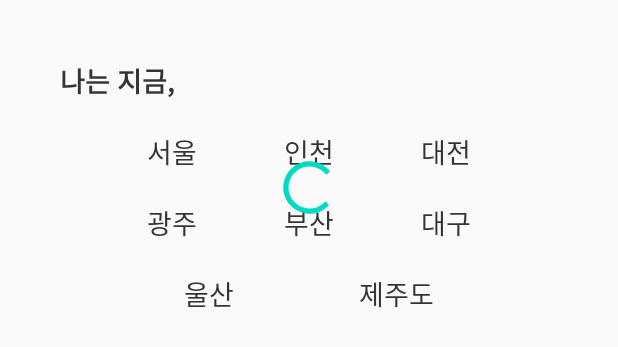
After one commit to lku0716/HappyHobby, an Android app: the layout dialog_cities.xml on its own in the app's theme, with its tools: preview values and no code run, on a phone screen of 412 x 824 dp. The commit adds this screen. Shown: the top 347 px of the screen. Run offline under Robolectric (Android 15) with nearby library versions, the phone set to English and light mode, and no system bars.

Commit message:
Happy Hobby App

```diff
--- a/app/src/main/AndroidManifest.xml
+++ b/app/src/main/AndroidManifest.xml
@@ -1,6 +1,9 @@
 <?xml version="1.0" encoding="utf-8"?>
 <manifest xmlns:android="http://schemas.android.com/apk/res/android"
     package="com.sungkyul.happyhobby">
+
+    <uses-permission android:name="android.permission.INTERNET" />
+    <uses-permission android:name="android.permission.ACCESS_NETWORK_STATE" />
 
     <application
         android:allowBackup="true"
@@ -10,9 +13,8 @@
         android:supportsRtl="true"
         android:theme="@style/Theme.HappyHobby">
 
-        <activity android:name=".MainActivity">
+        <activity android:name=".MainActivity"></activity>
 
-        </activity>
 
         <activity android:name=".SplashActivity"
             android:exported="true">
--- /dev/null
+++ b/app/src/main/res/drawable/selector_write_text_view.xml
@@ -0,0 +1,10 @@
+<?xml version="1.0" encoding="utf-8"?>
+<selector
+    xmlns:android="http://schemas.android.com/apk/res/android">
+    <item
+        android:state_pressed="true"
+        android:color="@color/colorAccent" />
+    <item
+        android:state_pressed="false"
+        android:color="@color/colorPrimaryDark" />
+</selector>
--- /dev/null
+++ b/app/src/main/res/layout/dialog_cities.xml
@@ -0,0 +1,137 @@
+<?xml version="1.0" encoding="utf-8"?>
+<androidx.constraintlayout.widget.ConstraintLayout xmlns:android="http://schemas.android.com/apk/res/android"
+    xmlns:app="http://schemas.android.com/apk/res-auto"
+    xmlns:tools="http://schemas.android.com/tools"
+    android:layout_width="match_parent"
+    android:layout_height="wrap_content"
+    android:layout_margin="@dimen/spacing_500"
+    android:orientation="vertical"
+    android:padding="@dimen/spacing_500">
+
+    <TextView
+        android:id="@+id/descriptionTextView"
+        style="@style/Typography.400"
+        android:layout_width="wrap_content"
+        android:layout_height="wrap_content"
+        android:textColor="@color/colorPrimaryDark"
+        android:textStyle="bold"
+        app:layout_constraintStart_toStartOf="parent"
+        app:layout_constraintTop_toTopOf="parent"
+        tools:text="나는 지금," />
+
+    <TextView
+        android:id="@+id/seoulTextView"
+        style="@style/Typography.400"
+        android:layout_width="wrap_content"
+        android:layout_height="wrap_content"
+        android:layout_marginTop="@dimen/spacing_500"
+        android:text="@string/seoul"
+        android:textColor="@drawable/selector_write_text_view"
+        app:layout_constraintEnd_toStartOf="@+id/incheonTextView"
+        app:layout_constraintHorizontal_bias="0.5"
+        app:layout_constraintStart_toStartOf="parent"
+        app:layout_constraintTop_toBottomOf="@+id/descriptionTextView" />
+
+    <TextView
+        android:id="@+id/incheonTextView"
+        style="@style/Typography.400"
+        android:layout_width="wrap_content"
+        android:layout_height="wrap_content"
+        android:layout_marginTop="@dimen/spacing_500"
+        android:text="@string/incheon"
+        android:textColor="@drawable/selector_write_text_view"
+        app:layout_constraintEnd_toStartOf="@+id/daejeonTextView"
+        app:layout_constraintHorizontal_bias="0.5"
+        app:layout_constraintStart_toEndOf="@+id/seoulTextView"
+        app:layout_constraintTop_toBottomOf="@+id/descriptionTextView" />
+
+    <TextView
+        android:id="@+id/daejeonTextView"
+        style="@style/Typography.400"
+        android:layout_width="wrap_content"
+        android:layout_height="wrap_content"
+        android:layout_marginTop="@dimen/spacing_500"
+        android:text="@string/daejeon"
+        android:textColor="@drawable/selector_write_text_view"
+        app:layout_constraintEnd_toEndOf="parent"
+        app:layout_constraintHorizontal_bias="0.5"
+        app:layout_constraintStart_toEndOf="@+id/incheonTextView"
+        app:layout_constraintTop_toBottomOf="@+id/descriptionTextView" />
+
+    <TextView
+        android:id="@+id/gwangjuTextView"
+        style="@style/Typography.400"
+        android:layout_width="wrap_content"
+        android:layout_height="wrap_content"
+        android:layout_marginTop="@dimen/spacing_500"
+        android:text="@string/gwangju"
+        android:textColor="@drawable/selector_write_text_view"
+        app:layout_constraintEnd_toStartOf="@+id/busanTextView"
+        app:layout_constraintHorizontal_bias="0.5"
+        app:layout_constraintStart_toStartOf="parent"
+        app:layout_constraintTop_toBottomOf="@+id/seoulTextView" />
+
+    <TextView
+        android:id="@+id/busanTextView"
+        style="@style/Typography.400"
+        android:layout_width="wrap_content"
+        android:layout_height="wrap_content"
+        android:layout_marginTop="@dimen/spacing_500"
+        android:text="@string/busan"
+        android:textColor="@drawable/selector_write_text_view"
+        app:layout_constraintEnd_toStartOf="@+id/daeguTextView"
+        app:layout_constraintHorizontal_bias="0.5"
+        app:layout_constraintStart_toEndOf="@+id/gwangjuTextView"
+        app:layout_constraintTop_toBottomOf="@+id/seoulTextView" />
+
+    <TextView
+        android:id="@+id/daeguTextView"
+        style="@style/Typography.400"
+        android:layout_width="wrap_content"
+        android:layout_height="wrap_content"
+        android:layout_marginTop="@dimen/spacing_500"
+        android:text="@string/daegu"
+        android:textColor="@drawable/selector_write_text_view"
+        app:layout_constraintEnd_toEndOf="parent"
+        app:layout_constraintHorizontal_bias="0.5"
+        app:layout_constraintStart_toEndOf="@+id/busanTextView"
+        app:layout_constraintTop_toBottomOf="@+id/seoulTextView" />
+
+    <TextView
+        android:id="@+id/ulsanTextView"
+        style="@style/Typography.400"
+        android:layout_width="wrap_content"
+        android:layout_height="wrap_content"
+        android:layout_marginTop="@dimen/spacing_500"
+        android:text="@string/ulsan"
+        android:textColor="@drawable/selector_write_text_view"
+        app:layout_constraintEnd_toStartOf="@+id/jejuTextView"
+        app:layout_constraintHorizontal_bias="0.5"
+        app:layout_constraintStart_toStartOf="parent"
+        app:layout_constraintTop_toBottomOf="@+id/gwangjuTextView" />
+
+    <TextView
+        android:id="@+id/jejuTextView"
+        style="@style/Typography.400"
+        android:layout_width="wrap_content"
+        android:layout_height="wrap_content"
+        android:layout_marginTop="@dimen/spacing_500"
+        android:text="@string/jeju"
+        android:textColor="@drawable/selector_write_text_view"
+        app:layout_constraintEnd_toEndOf="parent"
+        app:layout_constraintHorizontal_bias="0.5"
+        app:layout_constraintStart_toEndOf="@+id/ulsanTextView"
+        app:layout_constraintTop_toBottomOf="@+id/gwangjuTextView" />
+
+    <ProgressBar
+        android:id="@+id/dialogProgressBar"
+        android:layout_width="@dimen/spacing_800"
+        android:layout_height="@dimen/spacing_800"
+        android:visibility="gone"
+        app:layout_constraintBottom_toBottomOf="parent"
+        app:layout_constraintEnd_toEndOf="parent"
+        app:layout_constraintStart_toStartOf="parent"
+        app:layout_constraintTop_toTopOf="parent"
+        tools:visibility="visible" />
+
+</androidx.constraintlayout.widget.ConstraintLayout>
--- a/app/src/main/res/values/colors.xml
+++ b/app/src/main/res/values/colors.xml
@@ -10,7 +10,12 @@
     <color name="light_blue">#FF78c8e6</color>
     <color name="gray">#FFCCCCCC</color>
     <color name="light_gray">#FFE5E5E5</color>
-    <color name="colorPrimary">#b7a001</color>
     <color name="item_color">#fac8bf</color>
+    <color name="divider">#e1e1e1</color>
+    <color name="transparent">#00000000</color>
+    <color name="background">#EAEAEA</color>
+    <color name="colorPrimary">#3d3b3c</color>
+    <color name="colorPrimaryDark">#373334</color>
+    <color name="colorAccent">#b7b7b7</color>
 
 </resources>
--- a/app/src/main/res/values/strings.xml
+++ b/app/src/main/res/values/strings.xml
@@ -1,3 +1,32 @@
 <resources>
     <string name="app_name">HappyHobby</string>
+    <string name="general_accept">확인</string>
+    <string name="general_cancel">취소</string>
+    <string name="general_delete">삭제</string>
+    <string name="general_record">기록</string>
+    <string name="general_write">작성</string>
+    <string name="general_edit">수정</string>
+    <string name="general_error">일시적인 오류가 발생했습니다.</string>
+
+    <string name="error_no_location">위치를 입력해 주세요.</string>
+    <string name="error_no_content">내용을 입력해 주세요.</string>
+
+    <string name="delete_confirm_dialog_message">일기를 삭제할까요?</string>
+
+    <string name="home_empty_text">당신의 첫 페이지를\n기록하세요</string>
+
+    <string name="diary_location_hint">서울, 맑음</string>
+    <string name="diary_content_hint">이따금씩 우리의 하루는 그날의 날씨를 따라가곤 했다.</string>
+
+    <string name="city_dialog_description_current">나는 지금,</string>
+    <string name="city_dialog_description_past">나는 그때,</string>
+
+    <string name="seoul">서울</string>
+    <string name="incheon">인천</string>
+    <string name="daejeon">대전</string>
+    <string name="gwangju">광주</string>
+    <string name="busan">부산</string>
+    <string name="daegu">대구</string>
+    <string name="ulsan">울산</string>
+    <string name="jeju">제주도</string>
 </resources>
```
Also changed, not shown: app/src/main/res/layout/activity_home.xml (added, +45 -0 lines), app/src/main/res/layout/activity_write.xml (added, +69 -0 lines), app/src/main/res/layout/item_diary.xml (added, +88 -0 lines), app/src/main/res/values/dimens.xml (added, +64 -0 lines), app/src/main/res/values/styles_typography.xml (added, +87 -0 lines), app/src/main/res/drawable/quotes.png (added).
